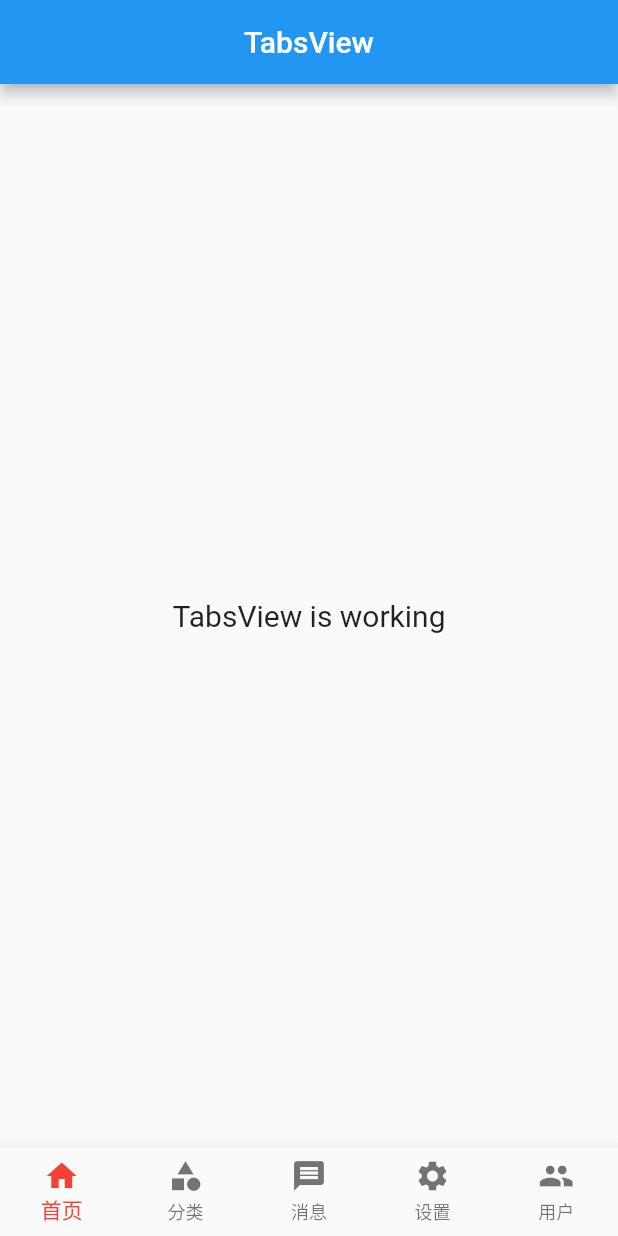
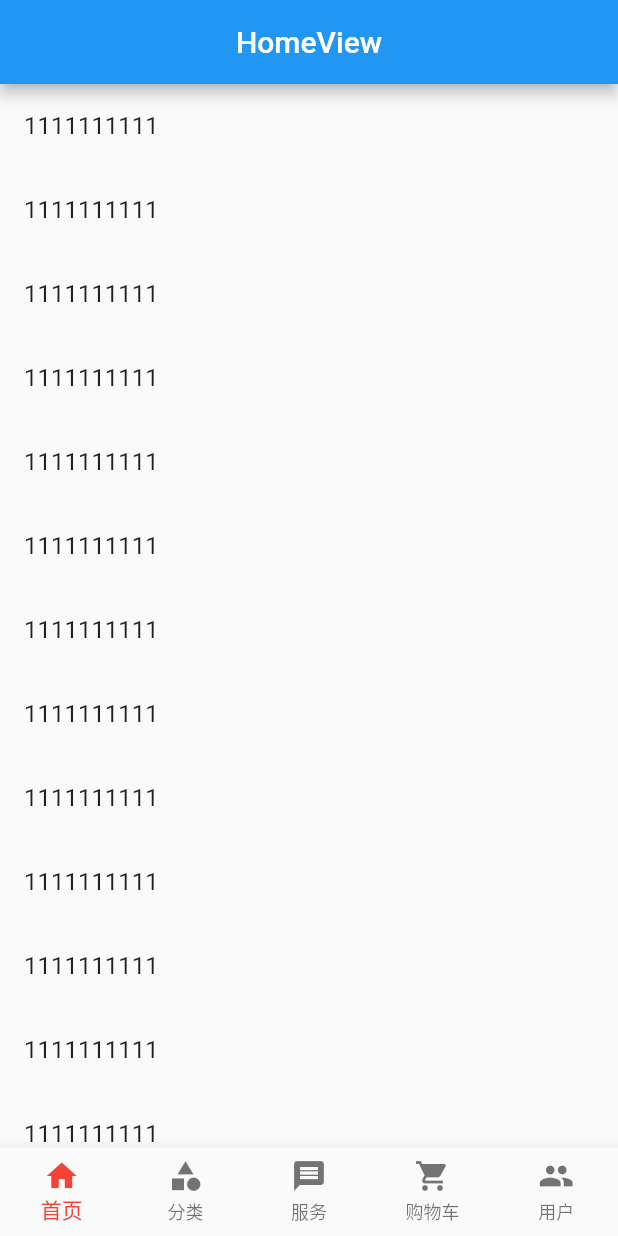
Before and after one commit to XYDong/xmshop, a Flutter app: the screen it shows after launch, on a phone screen of 412 x 824 dp. Run offline on Flutter 3.47's test engine with Material 2 defaults, Android fonts, the phone set to English and light mode, and no system bars; our stand-ins replace get.

Commit message:
flutter + GetX 搭建项目框架，并且使用keepalive实现组件缓存

```diff
--- a/lib/app/modules/home/views/home_view.dart
+++ b/lib/app/modules/home/views/home_view.dart
@@ -1,6 +1,6 @@
 import 'package:flutter/material.dart';
-
 import 'package:get/get.dart';
+import 'package:xmshop/app/services/keepAliveWrapper.dart';
 
 import '../controllers/home_controller.dart';
 
@@ -8,15 +8,102 @@ class HomeView extends GetView<HomeController> {
   const HomeView({Key? key}) : super(key: key);
   @override
   Widget build(BuildContext context) {
-    return Scaffold(
-      appBar: AppBar(
-        title: const Text('HomeView'),
-        centerTitle: true,
-      ),
-      body: Center(
-        child: Text(
-          'HomeView is working',
-          style: TextStyle(fontSize: 20),
+    return KeepAliveWrapper(
+      child: Scaffold(
+        appBar: AppBar(
+          title: const Text('HomeView'),
+          centerTitle: true,
+        ),
+        body: ListView(
+          children: const [
+            ListTile(
+              title: Text('1111111111'),
+            ),
+            ListTile(
+              title: Text('1111111111'),
+            ),
+            ListTile(
+              title: Text('1111111111'),
+            ),
+            ListTile(
+              title: Text('1111111111'),
+            ),
+            ListTile(
+              title: Text('1111111111'),
+            ),
+            ListTile(
+              title: Text('1111111111'),
+            ),
+            ListTile(
+              title: Text('1111111111'),
+            ),
+            ListTile(
+              title: Text('1111111111'),
+            ),
+            ListTile(
+              title: Text('1111111111'),
+            ),
+            ListTile(
+              title: Text('1111111111'),
+            ),
+            ListTile(
+              title: Text('1111111111'),
+            ),
+            ListTile(
+              title: Text('1111111111'),
+            ),
+            ListTile(
+              title: Text('1111111111'),
+            ),
+            ListTile(
+              title: Text('1111111111'),
+            ),
+            ListTile(
+              title: Text('1111111111'),
+            ),
+            ListTile(
+              title: Text('1111111111'),
+            ),
+            ListTile(
+              title: Text('1111111111'),
+            ),
+            ListTile(
+              title: Text('222222222'),
+            ),
+            ListTile(
+              title: Text('1111111111'),
+            ),
+            ListTile(
+              title: Text('1111111111'),
+            ),
+            ListTile(
+              title: Text('1111111111'),
+            ),
+            ListTile(
+              title: Text('1111111111'),
+            ),
+            ListTile(
+              title: Text('1111111111'),
+            ),
+            ListTile(
+              title: Text('333333333333'),
+            ),
+            ListTile(
+              title: Text('1111111111'),
+            ),
+            ListTile(
+              title: Text('1111111111'),
+            ),
+            ListTile(
+              title: Text('1111111111'),
+            ),
+            ListTile(
+              title: Text('1111111111'),
+            ),
+            ListTile(
+              title: Text('1111111111'),
+            ),
+          ],
         ),
       ),
     );
--- a/lib/app/modules/tabs/controllers/tabs_controller.dart
+++ b/lib/app/modules/tabs/controllers/tabs_controller.dart
@@ -1,8 +1,23 @@
+import 'package:flutter/material.dart';
 import 'package:get/get.dart';
+import 'package:xmshop/app/modules/cart/views/cart_view.dart';
+import 'package:xmshop/app/modules/category/views/category_view.dart';
+import 'package:xmshop/app/modules/give/views/give_view.dart';
+import 'package:xmshop/app/modules/home/views/home_view.dart';
+import 'package:xmshop/app/modules/user/views/user_view.dart';
 
 class TabsController extends GetxController {
   // tabs当前的位置
-  final RxInt currentIndex = 0.obs;
+  RxInt currentIndex = 0.obs;
+  final List<Widget> pages = [
+    const HomeView(),
+    const CategoryView(),
+    const GiveView(),
+    const CartView(),
+    const UserView(),
+  ];
+  // 页面左右切换
+  final PageController pageController = PageController(initialPage: 0);
 
   @override
   void onInit() {
@@ -20,8 +35,8 @@ class TabsController extends GetxController {
   }
 
   // 更新index
-  set currentIndex(RxInt value) {
-    currentIndex = value;
+  void setCurrentIndex(value) {
+    currentIndex.value = value;
     // 更新数据，通知页面
     update();
   }
--- a/lib/app/modules/tabs/views/tabs_view.dart
+++ b/lib/app/modules/tabs/views/tabs_view.dart
@@ -8,20 +8,21 @@ class TabsView extends GetView<TabsController> {
   @override
   Widget build(BuildContext context) {
     return Obx(() => Scaffold(
-          appBar: AppBar(
-            title: const Text('TabsView'),
-            centerTitle: true,
-          ),
-          body: const Center(
-            child: Text(
-              'TabsView is working',
-              style: TextStyle(fontSize: 20),
-            ),
+          body: PageView(
+            controller: controller.pageController,
+            children: controller.pages,
+            onPageChanged: (index) {
+              controller.setCurrentIndex(index);
+            },
           ),
           bottomNavigationBar: BottomNavigationBar(
             currentIndex: controller.currentIndex.value,
             onTap: (index) {
-              controller.currentIndex(index);
+              controller.setCurrentIndex(index);
+              // controller.pageController.animateToPage(index,
+              //     duration: const Duration(microseconds: 500),
+              //     curve: Curves.linear);
+              controller.pageController.jumpToPage(index);
             },
             // iconSize: 25, // 底部菜单大小
             fixedColor: Colors.red, // 底部菜单选中的颜色
@@ -29,8 +30,9 @@ class TabsView extends GetView<TabsController> {
             items: const [
               BottomNavigationBarItem(icon: Icon(Icons.home), label: '首页'),
               BottomNavigationBarItem(icon: Icon(Icons.category), label: '分类'),
-              BottomNavigationBarItem(icon: Icon(Icons.message), label: '消息'),
-              BottomNavigationBarItem(icon: Icon(Icons.settings), label: '设置'),
+              BottomNavigationBarItem(icon: Icon(Icons.message), label: '服务'),
+              BottomNavigationBarItem(
+                  icon: Icon(Icons.shopping_cart), label: '购物车'),
               BottomNavigationBarItem(icon: Icon(Icons.people), label: '用户'),
             ],
           ),
--- /dev/null
+++ b/lib/app/services/keepAliveWrapper.dart
@@ -0,0 +1,35 @@
+import 'package:flutter/material.dart';
+
+// 组件缓存
+class KeepAliveWrapper extends StatefulWidget {
+  const KeepAliveWrapper(
+      {Key? key, @required this.child, this.keepAlive = true})
+      : super(key: key);
+
+  final Widget? child;
+  final bool keepAlive;
+
+  @override
+  State<KeepAliveWrapper> createState() => _KeepAliveWrapperState();
+}
+
+class _KeepAliveWrapperState extends State<KeepAliveWrapper>
+    with AutomaticKeepAliveClientMixin {
+  @override
+  Widget build(BuildContext context) {
+    super.build(context);
+    return widget.child!;
+  }
+
+  @override
+  bool get wantKeepAlive => widget.keepAlive;
+
+  @override
+  void didUpdateWidget(covariant KeepAliveWrapper oldWidget) {
+    if (oldWidget.keepAlive != widget.keepAlive) {
+      // keepAlive 状态需要更新，实现在 AutomaticKeepAliveClientMixin 中
+      updateKeepAlive();
+    }
+    super.didUpdateWidget(oldWidget);
+  }
+}
```
